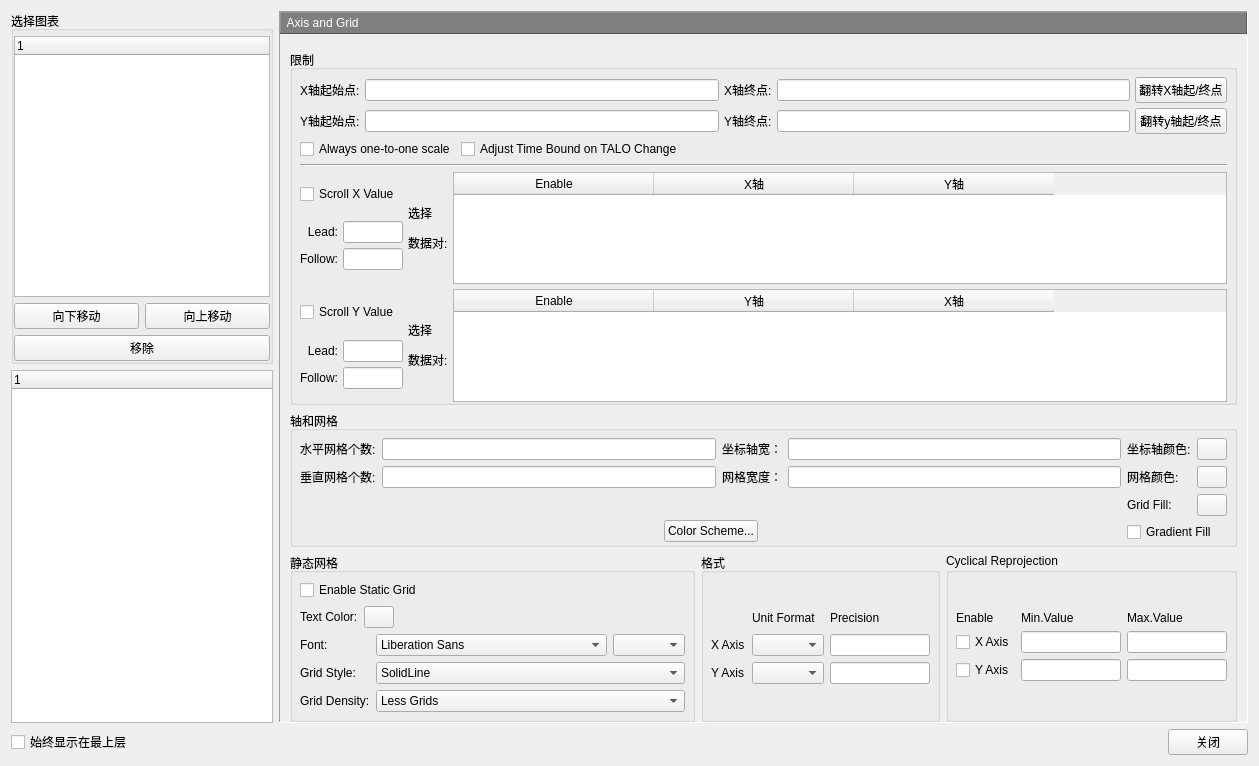
whatudone/plotxy, file PlotManager.ui: the form before one commit.
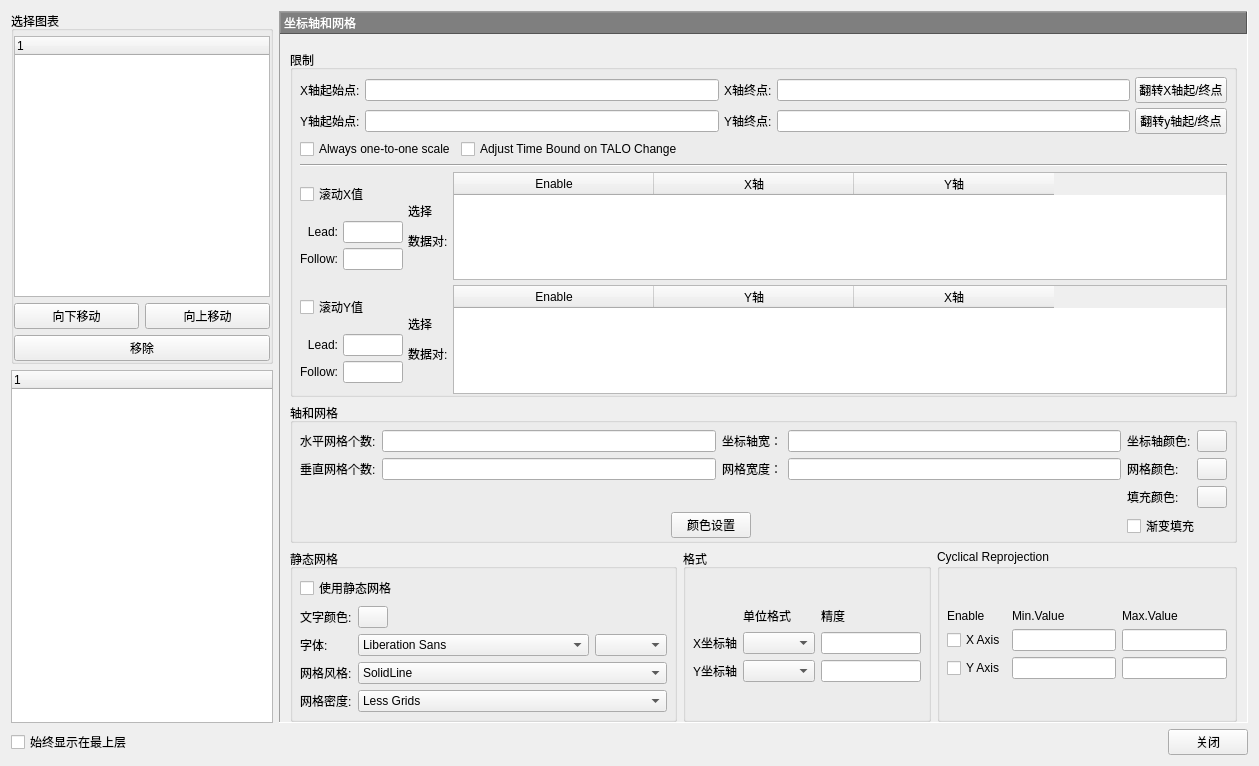
The form after the commit. The open tabs and pages were chosen to show the change. Custom widgets are drawn as their Qt base class.

Commit message: 完成一个时间单位转换功能

Patch:
```diff
--- a/PlotManager.ui
+++ b/PlotManager.ui
@@ -499,7 +499,7 @@
             <enum>QFrame::Raised</enum>
            </property>
            <property name="text">
-            <string> Axis and Grid</string>
+            <string>坐标轴和网格</string>
            </property>
           </widget>
          </item>
@@ -651,7 +651,7 @@
                   <item>
                    <widget class="QCheckBox" name="checkBoxScrollX">
                     <property name="text">
-                     <string>Scroll X Value</string>
+                     <string>滚动X值</string>
                     </property>
                    </widget>
                   </item>
@@ -745,7 +745,7 @@
                   <item>
                    <widget class="QCheckBox" name="checkBoxScrollY">
                     <property name="text">
-                     <string>Scroll Y Value</string>
+                     <string>滚动Y值</string>
                     </property>
                    </widget>
                   </item>
@@ -927,7 +927,7 @@
                   <item>
                    <widget class="QPushButton" name="pushButton_11">
                     <property name="text">
-                     <string>Color Scheme...</string>
+                     <string>颜色设置</string>
                     </property>
                    </widget>
                   </item>
@@ -995,7 +995,7 @@
                   <item row="2" column="0">
                    <widget class="QLabel" name="label_36">
                     <property name="text">
-                     <string>Grid Fill:</string>
+                     <string>填充颜色:</string>
                     </property>
                    </widget>
                   </item>
@@ -1017,7 +1017,7 @@
                 <item>
                  <widget class="QCheckBox" name="checkBox_9">
                   <property name="text">
-                   <string>Gradient Fill</string>
+                   <string>渐变填充</string>
                   </property>
                  </widget>
                 </item>
@@ -1059,7 +1059,7 @@
                 <item>
                  <widget class="QCheckBox" name="checkBox_6">
                   <property name="text">
-                   <string>Enable Static Grid</string>
+                   <string>使用静态网格</string>
                   </property>
                  </widget>
                 </item>
@@ -1083,7 +1083,7 @@
                 <item>
                  <widget class="QLabel" name="label_19">
                   <property name="text">
-                   <string>Text Color:</string>
+                   <string>文字颜色:</string>
                   </property>
                  </widget>
                 </item>
@@ -1120,21 +1120,21 @@
                 <item row="2" column="0">
                  <widget class="QLabel" name="label_22">
                   <property name="text">
-                   <string>Grid Density:</string>
+                   <string>网格密度:</string>
                   </property>
                  </widget>
                 </item>
                 <item row="1" column="0">
                  <widget class="QLabel" name="label_21">
                   <property name="text">
-                   <string>Grid Style:</string>
+                   <string>网格风格:</string>
                   </property>
                  </widget>
                 </item>
                 <item row="0" column="0">
                  <widget class="QLabel" name="label_20">
                   <property name="text">
-                   <string>Font:</string>
+                   <string>字体:</string>
                   </property>
                  </widget>
                 </item>
@@ -1251,21 +1251,21 @@
                 <item row="0" column="1">
                  <widget class="QLabel" name="label_23">
                   <property name="text">
-                   <string>Unit Format</string>
+                   <string>单位格式</string>
                   </property>
                  </widget>
                 </item>
                 <item row="0" column="2">
                  <widget class="QLabel" name="label_26">
                   <property name="text">
-                   <string>Precision</string>
+                   <string>精度</string>
                   </property>
                  </widget>
                 </item>
                 <item row="1" column="0">
                  <widget class="QLabel" name="label_24">
                   <property name="text">
-                   <string>X Axis</string>
+                   <string>X坐标轴</string>
                   </property>
                  </widget>
                 </item>
@@ -1275,7 +1275,7 @@
                 <item row="2" column="0">
                  <widget class="QLabel" name="label_25">
                   <property name="text">
-                   <string>Y Axis</string>
+                   <string>Y坐标轴</string>
                   </property>
                  </widget>
                 </item>
```
Left out of the diff: 138 changed lines with no effect on the pictures. The commit also changes 5 other files.
